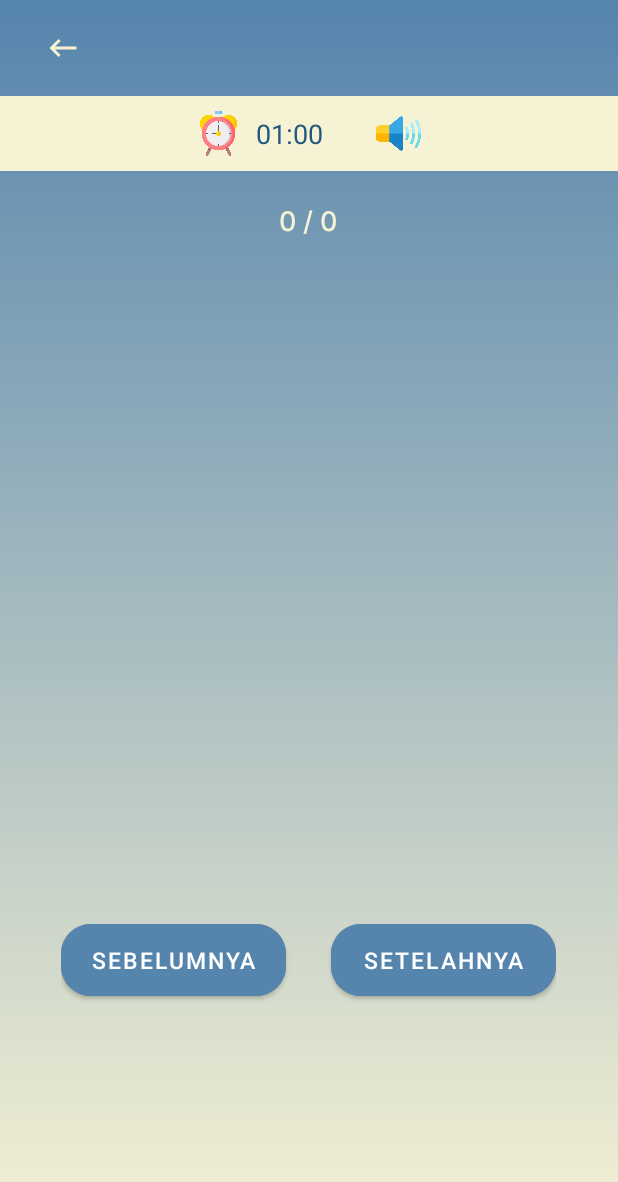
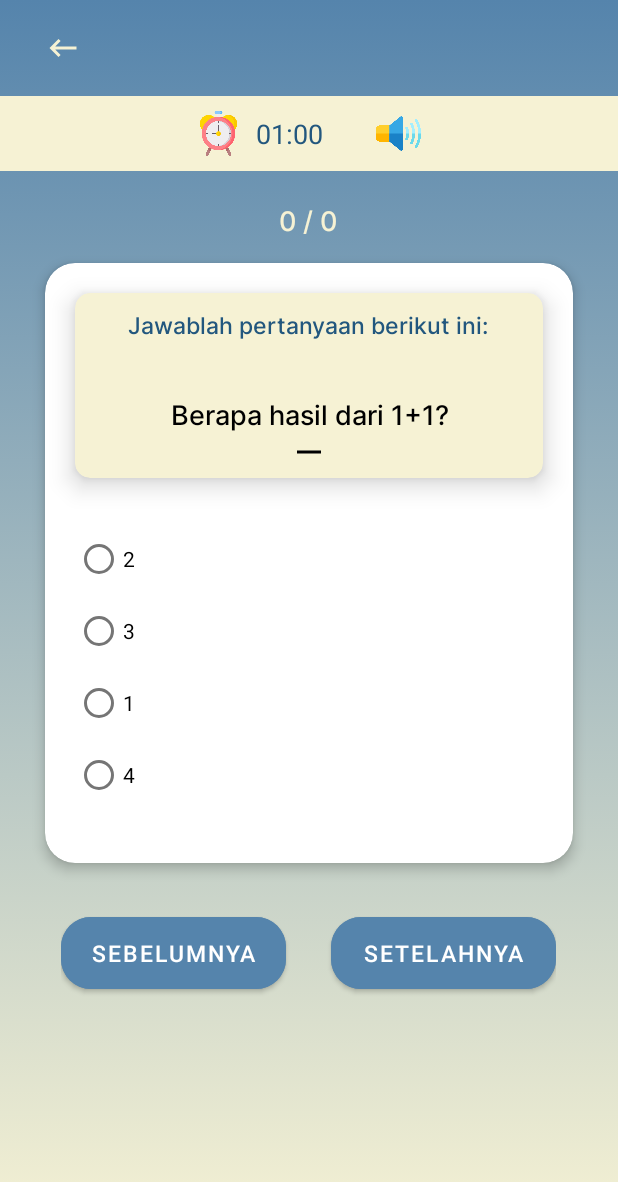
Before and after one commit to MuhammadTatma/EZ-Math, an Android app: the LatihanActivity screen opened directly, with no data from a screen before it, on a phone screen of 412 x 824 dp. Shown: the top 1182 px of the screen. Run offline under Robolectric (Android 15) with nearby library versions, the phone set to English and light mode, and no system bars.

Commit message:
halaman latihan

```diff
--- a/app/src/main/java/com/example/ez_math/HasilLatihan.kt
+++ b/app/src/main/java/com/example/ez_math/HasilLatihan.kt
@@ -5,12 +5,17 @@ import androidx.appcompat.app.AppCompatActivity
 import android.os.Bundle
 import android.view.View
 import android.widget.EditText
+import android.widget.TextView
 import com.example.ez_math.Fragments.FragmentPencapaian
 
 class HasilLatihan : AppCompatActivity() {
     override fun onCreate(savedInstanceState: Bundle?) {
         super.onCreate(savedInstanceState)
         setContentView(R.layout.activity_hasil_latihan)
+
+        val KUNCI = "BukaLatihan"
+        var pesan = intent.getStringExtra(KUNCI)
+
     }
 
     fun fKePencapaian(view: View){
--- a/app/src/main/java/com/example/ez_math/LatihanActivity.kt
+++ b/app/src/main/java/com/example/ez_math/LatihanActivity.kt
@@ -3,54 +3,86 @@ package com.example.ez_math
 import android.content.Intent
 import androidx.appcompat.app.AppCompatActivity
 import android.os.Bundle
-import android.view.MenuItem
 import android.view.View
-import android.widget.EditText
-import androidx.appcompat.app.ActionBarDrawerToggle
-import androidx.recyclerview.widget.GridLayoutManager
-import androidx.recyclerview.widget.RecyclerView
+import android.widget.RadioButton
+import android.widget.TextView
 
 class LatihanActivity : AppCompatActivity() {
-    lateinit var actionBarDrawerToggle: ActionBarDrawerToggle
     lateinit var adapter: QuizAdapter
+    lateinit var tvSoal: TextView
+    lateinit var rbAns1: RadioButton
+    lateinit var rbAns2: RadioButton
+    lateinit var rbAns3: RadioButton
+    lateinit var rbAns4: RadioButton
     private var quizList = mutableListOf<Quiz>()
-    var rvLatihan: RecyclerView = findViewById(R.id.rvLatihan)
+    private var listSoal: MutableMap<String, Question> = mutableMapOf()
+//    var stopwatch: Stopwatch
+
+    var question1 : Question = Question("Berapa hasil dari 1+1?", "2", "3", "1", "4", "2")
+    var question2 : Question = Question("Berapa hasil dari 1+2?", "2", "3", "1", "4", "2")
+    var question3 : Question = Question("Berapa hasil dari 1+3?", "2", "3", "1", "4", "2")
+
 
     override fun onCreate(savedInstanceState: Bundle?) {
         super.onCreate(savedInstanceState)
         setContentView(R.layout.activity_latihan)
-        setUpViews()
         populateDummyData()
+
+        val KUNCI = "BukaLatihan"
+        var pesan = intent.getStringExtra(KUNCI)
+        tvSoal = findViewById<TextView>(R.id.tvSoal)
+        rbAns1 = findViewById<RadioButton>(R.id.rbA1)
+        rbAns2 = findViewById<RadioButton>(R.id.rbA2)
+        rbAns3 = findViewById<RadioButton>(R.id.rbA3)
+        rbAns4 = findViewById<RadioButton>(R.id.rbA4)
+
+        tvSoal.text = question1.description
+        rbAns1.setText(question1.option1)
+        rbAns2.setText(question1.option2)
+        rbAns3.setText(question1.option3)
+        rbAns4.setText(question1.option4)
+
+    }
+
+    private fun setUpFireStore() {
+//        val firestore: FirebaseFirestore
     }
 
     private fun populateDummyData() {
-        quizList.add(Quiz("000001", "Pertanyaan 1"))
+
+        listSoal.put("q1_1", question1)
+        listSoal.put("q1_2", question2)
+        listSoal.put("q1_3", question3)
+        var quiz1: Quiz = Quiz("000001", "Pertanyaan 1", listSoal)
+        quizList.add(quiz1)
         quizList.add(Quiz("000002", "Pertanyaan 2"))
         quizList.add(Quiz("000003", "Pertanyaan 3"))
         quizList.add(Quiz("000004", "Pertanyaan 4"))
         quizList.add(Quiz("000005", "Pertanyaan 5"))
+        quizList.add(Quiz("000006", "Pertanyaan 6"))
     }
 
-    fun setUpViews() {
-        setUpDrawerLayout()
-        setUpRecyclerView()
+    fun fHasil(view: View){
+        val intentKeHasil = Intent(this, HasilLatihan::class.java)
+        startActivity(intentKeHasil)
     }
 
-    private fun setUpRecyclerView() {
-        adapter = QuizAdapter(this, quizList)
-        rvLatihan.layoutManager = GridLayoutManager(this, 2)
-        rvLatihan.adapter = adapter
+    fun fRadioButton(view: View){
+        if(view is RadioButton){
+            val terpilih = view.isChecked
+
+            if(view.getId() == R.id.rbA1 && terpilih){
+                question1.userAnswer = rbAns1.text as String
+            }
+            else if(view.getId() == R.id.rbA2 && terpilih){
+                question1.userAnswer = rbAns2.text as String
+            }
+            else if(view.getId() == R.id.rbA3 && terpilih){
+                question1.userAnswer = rbAns3.text as String
+            }
+            else if(view.getId() == R.id.rbA4 && terpilih){
+                question1.userAnswer = rbAns4.text as String
+            }
+        }
     }
-
-    fun setUpDrawerLayout() {
-//        setSupportActionBar(appBar)
-//        actionBarDrawerToggle =
-//            ActionBarDrawerToggle(this, "Quizzed", "Quizzed")
-//        actionBarDrawerToggle.syncState()
-    }
-
-    override fun onOptionsItemSelected(item: MenuItem): Boolean {
-        return super.onOptionsItemSelected(item)
-    }
-
 }
--- a/app/src/main/java/com/example/ez_math/Quiz.kt
+++ b/app/src/main/java/com/example/ez_math/Quiz.kt
@@ -4,4 +4,5 @@ data class Quiz(
     var id: String = "",
     var title: String = "",
     var question: MutableMap<String, Question> = mutableMapOf()
+
 )
--- a/app/src/main/res/layout/activity_latihan.xml
+++ b/app/src/main/res/layout/activity_latihan.xml
@@ -1,5 +1,5 @@
 <?xml version="1.0" encoding="utf-8"?>
-<androidx.constraintlayout.widget.ConstraintLayout
+<ScrollView
     xmlns:android="http://schemas.android.com/apk/res/android"
     xmlns:app="http://schemas.android.com/apk/res-auto"
     xmlns:tools="http://schemas.android.com/tools"
@@ -10,7 +10,7 @@
 
     <LinearLayout
         android:layout_width="match_parent"
-        android:layout_height="match_parent"
+        android:layout_height="wrap_content"
         android:orientation="vertical">
 
         <ImageView
@@ -25,9 +25,6 @@
             android:layout_width="match_parent"
             android:layout_height="50dp"
             android:layout_marginTop="20dp"
-            app:layout_constraintEnd_toEndOf="parent"
-            app:layout_constraintStart_toStartOf="parent"
-            app:layout_constraintTop_toTopOf="parent"
             app:cardElevation="15dp"
             android:background="@color/Color_4"
             android:gravity="center">
@@ -59,9 +56,6 @@
                 android:layout_marginStart="30dp"
                 android:layout_gravity="center"
                 app:srcCompat="@drawable/sound" />
-            <!--            app:layout_constraintStart_toStartOf="parent"-->
-            <!--            app:layout_constraintTop_toBottomOf="@+id/tvLanjut"-->
-
 
         </LinearLayout>
 
@@ -77,105 +71,100 @@
             android:textColor="@color/Color_4"
             android:fontFamily="@font/intermedium"/>
 
-        <androidx.recyclerview.widget.RecyclerView
-            android:id="@+id/rvLatihan"
+        <androidx.cardview.widget.CardView
             android:layout_width="match_parent"
-            android:layout_height="400dp"/>
+            android:layout_height="400dp"
+            android:layout_marginHorizontal="10dp"
+            app:cardCornerRadius="20dp"
+            app:cardElevation="5dp"
+            android:layout_marginTop="15dp"
+            android:layout_marginStart="30dp"
+            android:layout_marginEnd="30dp">
 
-<!--        <androidx.cardview.widget.CardView-->
-<!--            android:layout_width="match_parent"-->
-<!--            android:layout_height="400dp"-->
-<!--            android:layout_marginHorizontal="10dp"-->
-<!--            app:cardCornerRadius="20dp"-->
-<!--            app:cardElevation="5dp"-->
-<!--            android:layout_marginTop="15dp"-->
-<!--            android:layout_marginStart="30dp"-->
-<!--            android:layout_marginEnd="30dp">-->
+            <LinearLayout
+                android:layout_width="match_parent"
+                android:layout_height="match_parent"
+                android:orientation="vertical">
 
-<!--            <LinearLayout-->
-<!--                android:layout_width="match_parent"-->
-<!--                android:layout_height="match_parent"-->
-<!--                android:orientation="vertical">-->
+                <androidx.cardview.widget.CardView
+                    android:layout_width="match_parent"
+                    android:layout_height="wrap_content"
+                    android:layout_marginHorizontal="10dp"
+                    app:cardCornerRadius="10dp"
+                    app:cardElevation="10dp"
+                    android:layout_marginTop="20dp"
+                    android:layout_marginStart="20dp"
+                    android:layout_marginEnd="20dp"
+                    app:cardBackgroundColor="@color/Color_4">
 
-<!--                <androidx.cardview.widget.CardView-->
-<!--                    android:layout_width="match_parent"-->
-<!--                    android:layout_height="wrap_content"-->
-<!--                    android:layout_marginHorizontal="10dp"-->
-<!--                    app:cardCornerRadius="10dp"-->
-<!--                    app:cardElevation="10dp"-->
-<!--                    android:layout_marginTop="20dp"-->
-<!--                    android:layout_marginStart="20dp"-->
-<!--                    android:layout_marginEnd="20dp"-->
-<!--                    app:cardBackgroundColor="@color/Color_4">-->
+                    <LinearLayout
+                        android:layout_width="match_parent"
+                        android:layout_height="match_parent"
+                        android:orientation="vertical">
 
-<!--                    <LinearLayout-->
-<!--                        android:layout_width="match_parent"-->
-<!--                        android:layout_height="match_parent"-->
-<!--                        android:orientation="vertical">-->
+                        <TextView
+                            android:layout_width="wrap_content"
+                            android:layout_height="wrap_content"
+                            android:layout_gravity="center"
+                            android:layout_marginTop="10sp"
+                            android:gravity="center"
+                            android:text="Jawablah pertanyaan berikut ini:"
+                            android:textSize="15sp"
+                            android:textColor="@color/Color_1"
+                            android:fontFamily="@font/intermedium"/>
 
-<!--                        <TextView-->
-<!--                            android:layout_width="wrap_content"-->
-<!--                            android:layout_height="wrap_content"-->
-<!--                            android:layout_gravity="center"-->
-<!--                            android:layout_marginTop="10sp"-->
-<!--                            android:gravity="center"-->
-<!--                            android:text="Jawablah pertanyaan berikut ini:"-->
-<!--                            android:textSize="15sp"-->
-<!--                            android:textColor="@color/Color_1"-->
-<!--                            android:fontFamily="@font/intermedium"/>-->
+                        <TextView
+                            android:id="@+id/tvSoal"
+                            android:layout_width="wrap_content"
+                            android:layout_height="wrap_content"
+                            android:layout_gravity="center"
+                            android:layout_marginTop="35sp"
+                            android:gravity="center"
+                            android:text="PERTANYAAN"
+                            android:textSize="18sp"
+                            android:textColor="@color/black"
+                            android:fontFamily="@font/intermedium"/>
 
-<!--                        <TextView-->
-<!--                            android:id="@+id/tvSoal"-->
-<!--                            android:layout_width="wrap_content"-->
-<!--                            android:layout_height="wrap_content"-->
-<!--                            android:layout_gravity="center"-->
-<!--                            android:layout_marginTop="35sp"-->
-<!--                            android:gravity="center"-->
-<!--                            android:text="PERTANYAAN"-->
-<!--                            android:textSize="18sp"-->
-<!--                            android:textColor="@color/black"-->
-<!--                            android:fontFamily="@font/intermedium"/>-->
-
-<!--                        <ImageView-->
-<!--                            android:layout_width="match_parent"-->
-<!--                            android:layout_height="wrap_content"-->
-<!--                            android:layout_marginBottom="5dp"-->
-<!--                            app:srcCompat="@drawable/line" />-->
+                        <ImageView
+                            android:layout_width="match_parent"
+                            android:layout_height="wrap_content"
+                            android:layout_marginBottom="5dp"
+                            app:srcCompat="@drawable/line" />
 
 
-<!--                    </LinearLayout>-->
+                    </LinearLayout>
 
-<!--                </androidx.cardview.widget.CardView>-->
+                </androidx.cardview.widget.CardView>
 
-<!--                <RadioGroup-->
-<!--                    android:layout_width="wrap_content"-->
-<!--                    android:layout_height="wrap_content"-->
-<!--                    android:layout_marginLeft="20dp"-->
-<!--                    android:layout_marginTop="30dp">-->
-<!--                    <RadioButton-->
-<!--                        android:id="@+id/rbA1"-->
-<!--                        android:layout_width="wrap_content"-->
-<!--                        android:layout_height="48dp"-->
-<!--                        android:text="Jawaban_1" />-->
-<!--                    <RadioButton-->
-<!--                        android:id="@+id/rbA2"-->
-<!--                        android:layout_width="wrap_content"-->
-<!--                        android:layout_height="48dp"-->
-<!--                        android:text="Jawaban_2" />-->
-<!--                    <RadioButton-->
-<!--                        android:id="@+id/rbA3"-->
-<!--                        android:layout_width="wrap_content"-->
-<!--                        android:layout_height="48dp"-->
-<!--                        android:text="Jawaban_3" />-->
-<!--                    <RadioButton-->
-<!--                        android:id="@+id/rbA4"-->
-<!--                        android:layout_width="wrap_content"-->
-<!--                        android:layout_height="48dp"-->
-<!--                        android:text="Jawaban_4" />-->
-<!--                </RadioGroup>-->
+                <RadioGroup
+                    android:layout_width="wrap_content"
+                    android:layout_height="wrap_content"
+                    android:layout_marginLeft="20dp"
+                    android:layout_marginTop="30dp">
+                    <RadioButton
+                        android:id="@+id/rbA1"
+                        android:layout_width="wrap_content"
+                        android:layout_height="48dp"
+                        android:text="Jawaban_1" />
+                    <RadioButton
+                        android:id="@+id/rbA2"
+                        android:layout_width="wrap_content"
+                        android:layout_height="48dp"
+                        android:text="Jawaban_2" />
+                    <RadioButton
+                        android:id="@+id/rbA3"
+                        android:layout_width="wrap_content"
+                        android:layout_height="48dp"
+                        android:text="Jawaban_3" />
+                    <RadioButton
+                        android:id="@+id/rbA4"
+                        android:layout_width="wrap_content"
+                        android:layout_height="48dp"
+                        android:text="Jawaban_4" />
+                </RadioGroup>
 
-<!--            </LinearLayout>-->
-<!--        </androidx.cardview.widget.CardView>-->
+            </LinearLayout>
+        </androidx.cardview.widget.CardView>
 
         <LinearLayout
             android:layout_width="wrap_content"
@@ -185,7 +174,7 @@
             app:layout_constraintStart_toStartOf="parent"
             app:layout_constraintTop_toTopOf="parent"
             android:layout_gravity="center"
-            android:layout_marginTop="50dp">
+            android:layout_marginTop="30dp">
 
             <Button
                 android:layout_width="150dp"
@@ -208,10 +197,11 @@
                 android:textColor="@color/white"
                 android:textSize="15sp"
                 android:layout_marginStart="30dp"
+                android:onClick="fHasil"
                 app:cornerRadius="20dp"
                 tools:layout_editor_absoluteX="69dp"
                 tools:layout_editor_absoluteY="104dp" />
 
         </LinearLayout>
     </LinearLayout>
-</androidx.constraintlayout.widget.ConstraintLayout>
+</ScrollView>
```
Also changed, not shown: app/build.gradle (+12 -0 lines), app/src/main/java/com/example/ez_math/Fragments/HomeFragment.kt (+41 -12 lines), app/src/main/res/layout/fragment_home.xml (+22 -6 lines).
